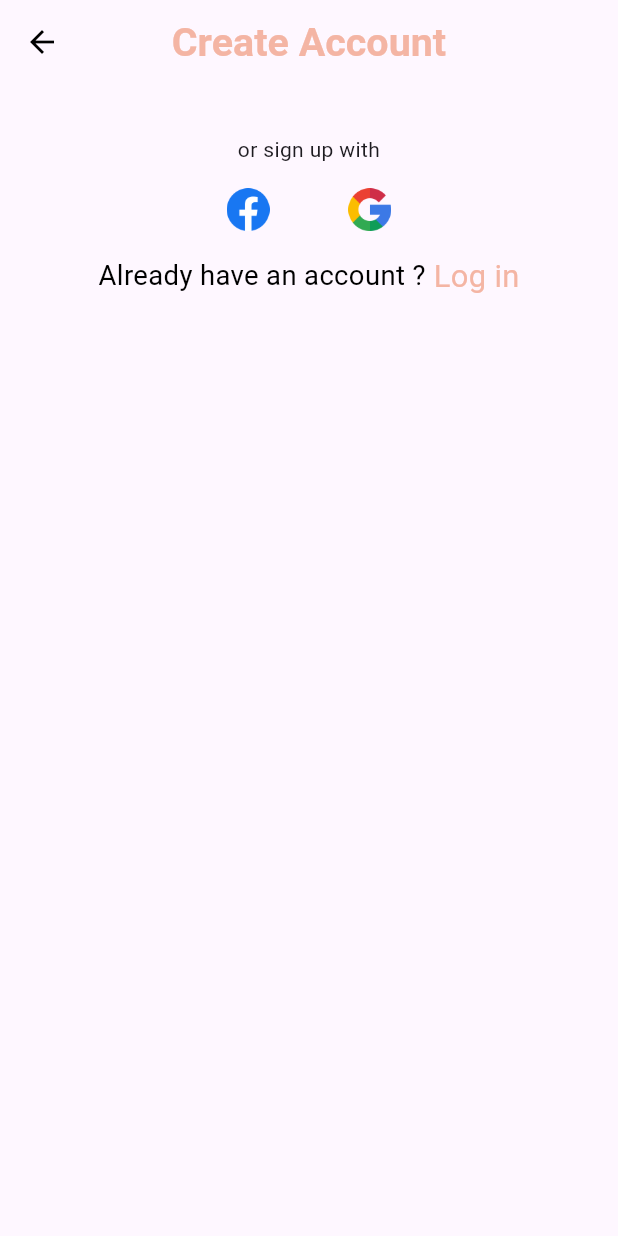
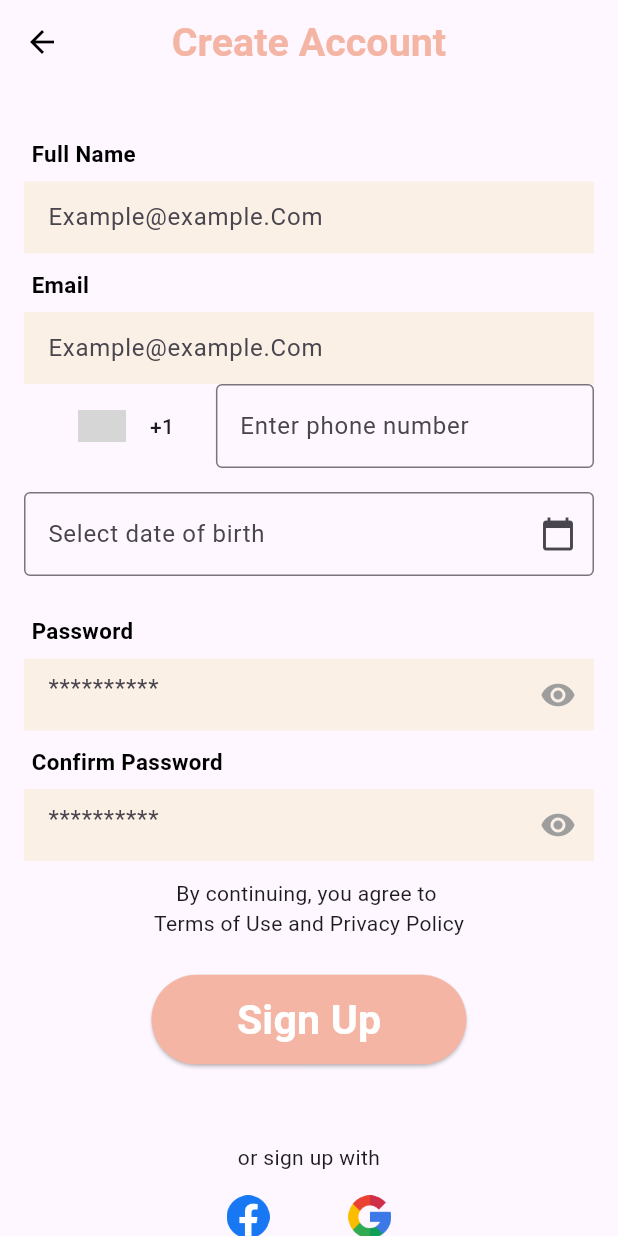
Before and after one commit to yousefelsayed409/tasks, a Flutter app: the SignUpScreen screen opened by its route, on a phone screen of 412 x 824 dp. Run offline on Flutter 3.47's test engine with Material 3 defaults, Android fonts, the phone set to English and light mode, and no system bars; drawn by our look-alikes of country_code_picker; our stand-ins replace flutter_screenutil; grey boxes are pictures that could not be loaded.

Commit message:
feat: add sign-up form with phone number and date of birth fields and signup form to signup screen

```diff
--- /dev/null
+++ b/lib/core/widget/data_of_birth_form_field.dart
@@ -0,0 +1,45 @@
+import 'package:flutter/material.dart';
+import 'package:intl/intl.dart';
+
+
+class DateOfBirthFormField extends StatefulWidget {
+  final TextEditingController controller;
+  final FormFieldValidator<String>? validator;
+
+  const DateOfBirthFormField({
+    super.key,
+    required this.controller,
+    this.validator,
+  });
+
+  @override
+  _DateOfBirthFormFieldState createState() => _DateOfBirthFormFieldState();
+}
+
+class _DateOfBirthFormFieldState extends State<DateOfBirthFormField> {
+  @override
+  Widget build(BuildContext context) {
+    return TextFormField(
+      controller: widget.controller,
+      readOnly: true,
+      validator: widget.validator,
+      decoration: const InputDecoration(
+        hintText: 'Select date of birth',
+        border: OutlineInputBorder(),
+        suffixIcon: Icon(Icons.calendar_today),
+      ),
+      onTap: () async {
+        DateTime? pickedDate = await showDatePicker(
+          context: context,
+          initialDate: DateTime(2000),
+          firstDate: DateTime(1900),
+          lastDate: DateTime.now(),);
+        if (pickedDate != null) {
+          setState(() {
+            widget.controller.text = DateFormat('yyyy-MM-dd').format(pickedDate);
+          });
+        }
+      },
+    );
+  }
+}
--- /dev/null
+++ b/lib/core/widget/phone_number_form_field.dart
@@ -0,0 +1,53 @@
+
+import 'package:country_code_picker/country_code_picker.dart';
+import 'package:flutter/material.dart';
+
+class PhoneNumberFormField extends StatefulWidget {
+  final TextEditingController controller;
+  final FormFieldValidator<String>? validator;
+
+  const PhoneNumberFormField({
+    super.key,
+    required this.controller,
+    this.validator,
+  });
+
+  @override
+  _PhoneNumberFormFieldState createState() => _PhoneNumberFormFieldState();
+}
+
+class _PhoneNumberFormFieldState extends State<PhoneNumberFormField> {
+  String _countryCode = '+1';
+
+  @override
+  Widget build(BuildContext context) {
+    return Row(
+      children: [
+        CountryCodePicker(
+          onChanged: (countryCode) {
+            setState(() {
+              _countryCode = countryCode.dialCode ?? '+1';
+            });
+          },
+          initialSelection: 'US',
+          favorite: ['+1', 'EG', 'SA'],
+          showCountryOnly: false,
+          showOnlyCountryWhenClosed: false,
+          alignLeft: false,
+        ),
+        const SizedBox(width: 8),
+        Expanded(
+          child: TextFormField(
+            controller: widget.controller,
+            keyboardType: TextInputType.phone,
+            validator: widget.validator,
+            decoration: const InputDecoration(
+              hintText: 'Enter phone number',
+              border: OutlineInputBorder(),
+            ),
+          ),
+        ),
+      ],
+    );
+  }
+}
--- a/lib/feature/auth/signup/presentation/view/sign_up_view.dart
+++ b/lib/feature/auth/signup/presentation/view/sign_up_view.dart
@@ -5,6 +5,7 @@ import 'package:tasks/core/utils/app_text_style.dart';
 import 'package:tasks/core/widget/custpm_have_an_account.dart';
 import 'package:tasks/core/widget/social_card.dart';
 import 'package:tasks/feature/auth/signin/presentation/view/signin_view.dart';
+import 'package:tasks/feature/auth/signup/presentation/widget/sign_up_form.dart';
 
 
 
@@ -38,7 +39,7 @@ class SignUpScreen extends StatelessWidget {
                   child: Column(
                     children: [
                       const SizedBox(height: 10),
-
+                    const SignUpForm(),
                       SizedBox(height: 20.h),
                       const Align(
                           alignment: Alignment.center,
--- /dev/null
+++ b/lib/feature/auth/signup/presentation/widget/sign_up_form.dart
@@ -0,0 +1,157 @@
+import 'package:flutter/material.dart';
+import 'package:flutter_screenutil/flutter_screenutil.dart';
+import 'package:tasks/core/widget/constants.dart';
+import 'package:tasks/core/widget/csutom_elevated_button.dart';
+import 'package:tasks/core/widget/csutom_form_field.dart';
+import 'package:tasks/core/widget/data_of_birth_form_field.dart';
+import 'package:tasks/core/widget/form_error.dart';
+import 'package:tasks/core/widget/phone_number_form_field.dart';
+import 'package:tasks/core/widget/social_card.dart';
+
+class SignUpForm extends StatefulWidget {
+  const SignUpForm({super.key});
+
+  @override
+  _SignUpFormState createState() => _SignUpFormState();
+}
+
+class _SignUpFormState extends State<SignUpForm> {
+  final TextEditingController phoneController = TextEditingController();
+  final TextEditingController dobController = TextEditingController();
+  final _formKey = GlobalKey<FormState>();
+
+  bool remember = false;
+
+  final List<String?> errors = [];
+
+  void addError({String? error}) {
+    if (!errors.contains(error)) {
+      setState(() {
+        errors.add(error);
+      });
+    }
+  }
+
+  void removeError({String? error}) {
+    if (errors.contains(error)) {
+      setState(() {
+        errors.remove(error);
+      });
+    }
+  }
+
+  @override
+  Widget build(BuildContext context) {
+    return Form(
+      key: _formKey,
+      child: Padding(
+        padding: const EdgeInsets.all(16.0),
+        child: Column(
+          crossAxisAlignment: CrossAxisAlignment.center,
+          children: [
+            CustomFormField(
+              text: 'Full Name',
+              hintText: "Example@example.Com",
+              validator: (value) {
+                if (value!.isEmpty) {
+                  addError(error: knameNullError);
+                  return "";
+                }
+                return null;
+              },
+            ),
+
+            CustomFormField(
+             text: 'Email',
+              hintText: "Example@example.Com",
+              keyboardType: TextInputType.emailAddress,
+              validator: (value) {
+                if (value!.isEmpty) {
+                  addError(error: kEmailNullError);
+                  return "";
+                } else if (!emailValidatorRegExp.hasMatch(value)) {
+                  addError(error: kInvalidEmailError);
+                  return "";
+                }
+                return null;
+              },
+            ),
+            PhoneNumberFormField(
+                controller: phoneController,
+                validator: (value) {
+                  if (value == null || value.isEmpty) {
+                    return 'Please enter a valid phone number';
+                  }
+                  return null;
+                },
+              ),
+              const SizedBox(height: 16),
+              DateOfBirthFormField(
+                controller: dobController,
+                validator: (value) {
+                  if (value == null || value.isEmpty) {
+                    return 'Please select your date of birth';
+                  }
+                  return null;
+                },
+              ),
+              const SizedBox(height: 16),
+
+            CustomFormField(
+             text: 'Password ',
+              hintText: "**********",
+              obscureText: true,
+              validator: (value) {
+                if (value!.isEmpty) {
+                  addError(error: kPassNullError);
+                  return "";
+                } else if (value.length < 8) {
+                  addError(error: kShortPassError);
+                  return "";
+                }
+                return null;
+              },
+            ),
+
+            CustomFormField(
+             text: 'Confirm Password',
+              hintText: "**********",
+              obscureText: true,
+              validator: (value) {
+                if (value!.isEmpty) {
+                  addError(error: kPassNullError);
+                  return "";
+                } else if (value.length < 8) {
+                  addError(error: kShortPassError);
+                  return "";
+                }
+                return null;
+              },
+            ),
+            SizedBox(height: 10.h),
+            const Align(
+              alignment: Alignment.center,
+              child: Text('    By continuing, you agree to\nTerms of Use and Privacy Policy'),
+            ),
+            SizedBox(height: 10.h),
+            FormError(errors: errors),
+            SizedBox(height: 10.h),
+
+            CustomElevatedButton(
+              height: 50.h,
+              width: 210,
+              text: 'Sign Up',
+              onPressed: () {
+                if (_formKey.currentState!.validate()) {
+                  // Handle form submission
+                }
+              },
+            ),
+
+            SizedBox(height: 10.h),
+          ],
+        ),
+      ),
+    );
+  }
+}
```
